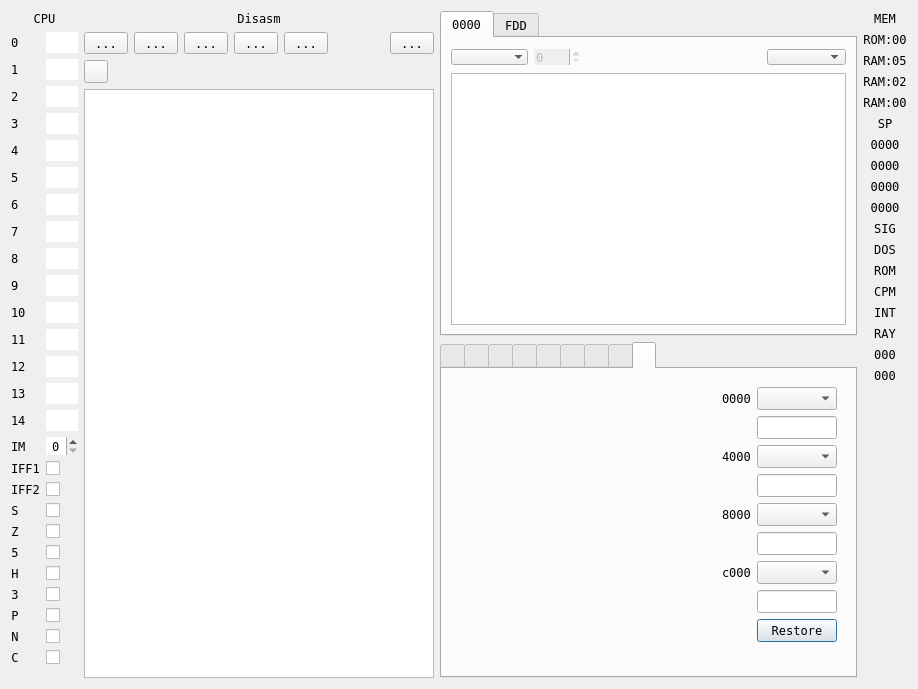
First picture: the form in ui/debuger.ui, repository samstyle/Xpeccy, before the edit.
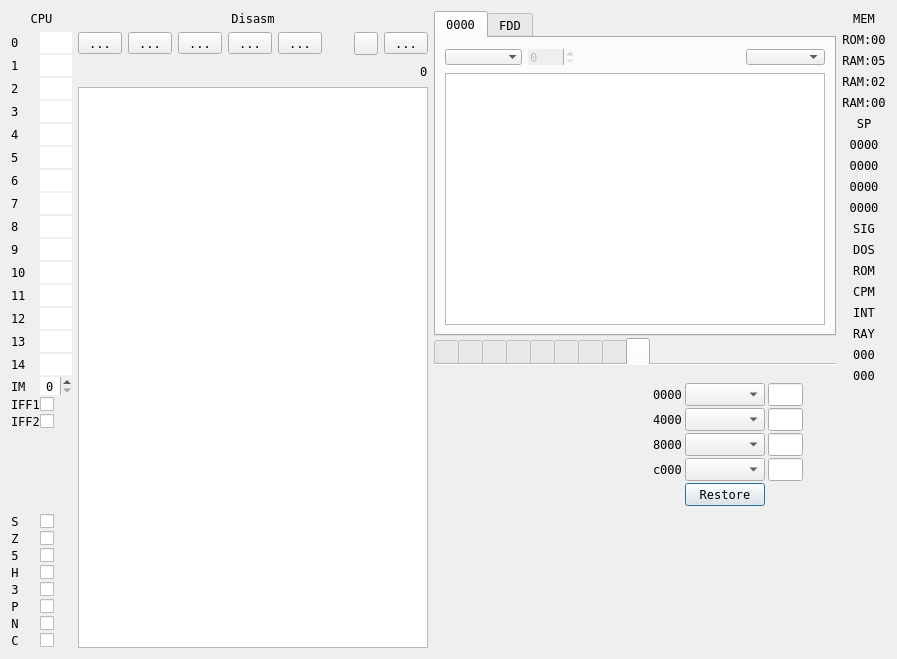
Second picture: the form after the edit. The open tabs and pages were chosen to show the change. Icons and pictures are not drawn. Custom widgets are drawn as their Qt base class.

Patch:
```diff
--- a/ui/debuger.ui
+++ b/ui/debuger.ui
@@ -6,13 +6,14 @@
    <rect>
     <x>0</x>
     <y>0</y>
-    <width>918</width>
-    <height>689</height>
+    <width>885</width>
+    <height>652</height>
    </rect>
   </property>
   <property name="font">
    <font>
     <family>DejaVu Sans Mono</family>
+    <pointsize>9</pointsize>
    </font>
   </property>
   <property name="windowTitle">
@@ -22,7 +23,10 @@
    <iconset resource="../xpeccy.qrc">
     <normaloff>:/images/bug.png</normaloff>:/images/bug.png</iconset>
   </property>
-  <layout class="QGridLayout" name="gridLayout_7" columnstretch="0,10,2,0">
+  <property name="modal">
+   <bool>true</bool>
+  </property>
+  <layout class="QGridLayout" name="gridLayout_7" columnstretch="0,10,2,1">
    <item row="0" column="0">
     <layout class="QVBoxLayout" name="verticalLayout_9" stretch="0,1">
      <item>
@@ -37,6 +41,12 @@
      </item>
      <item>
       <layout class="QFormLayout" name="formLayout">
+       <property name="horizontalSpacing">
+        <number>0</number>
+       </property>
+       <property name="verticalSpacing">
+        <number>2</number>
+       </property>
        <item row="0" column="0">
         <widget class="xLabel" name="labReg00">
          <property name="text">
@@ -318,35 +328,35 @@
          </property>
         </widget>
        </item>
-       <item row="16" column="0">
+       <item row="17" column="0">
         <widget class="QLabel" name="label_8">
          <property name="text">
           <string>IFF1</string>
          </property>
         </widget>
        </item>
-       <item row="16" column="1">
+       <item row="17" column="1">
         <widget class="QCheckBox" name="flagIFF1">
          <property name="text">
           <string/>
          </property>
         </widget>
        </item>
-       <item row="17" column="0">
+       <item row="18" column="0">
         <widget class="QLabel" name="label_11">
          <property name="text">
           <string>IFF2</string>
          </property>
         </widget>
        </item>
-       <item row="17" column="1">
+       <item row="18" column="1">
         <widget class="QCheckBox" name="flagIFF2">
          <property name="text">
           <string/>
          </property>
         </widget>
        </item>
-       <item row="18" column="0">
+       <item row="20" column="0">
         <widget class="QLabel" name="labF7">
          <property name="text">
           <string>S</string>
@@ -356,7 +366,7 @@
          </property>
         </widget>
        </item>
-       <item row="18" column="1">
+       <item row="20" column="1">
         <widget class="QCheckBox" name="cbF7">
          <property name="maximumSize">
           <size>
@@ -372,7 +382,7 @@
          </attribute>
         </widget>
        </item>
-       <item row="19" column="0">
+       <item row="21" column="0">
         <widget class="QLabel" name="labF6">
          <property name="text">
           <string>Z</string>
@@ -382,7 +392,7 @@
          </property>
         </widget>
        </item>
-       <item row="19" column="1">
+       <item row="21" column="1">
         <widget class="QCheckBox" name="cbF6">
          <property name="maximumSize">
           <size>
@@ -398,7 +408,7 @@
          </attribute>
         </widget>
        </item>
-       <item row="20" column="0">
+       <item row="22" column="0">
         <widget class="QLabel" name="labF5">
          <property name="text">
           <string>5</string>
@@ -408,7 +418,7 @@
          </property>
         </widget>
        </item>
-       <item row="20" column="1">
+       <item row="22" column="1">
         <widget class="QCheckBox" name="cbF5">
          <property name="maximumSize">
           <size>
@@ -424,7 +434,7 @@
          </attribute>
         </widget>
        </item>
-       <item row="21" column="0">
+       <item row="23" column="0">
         <widget class="QLabel" name="labF4">
          <property name="text">
           <string>H</string>
@@ -434,7 +444,7 @@
          </property>
         </widget>
        </item>
-       <item row="21" column="1">
+       <item row="23" column="1">
         <widget class="QCheckBox" name="cbF4">
          <property name="maximumSize">
           <size>
@@ -450,7 +460,7 @@
          </attribute>
         </widget>
        </item>
-       <item row="22" column="0">
+       <item row="24" column="0">
         <widget class="QLabel" name="labF3">
          <property name="text">
           <string>3</string>
@@ -460,7 +470,7 @@
          </property>
         </widget>
        </item>
-       <item row="22" column="1">
+       <item row="24" column="1">
         <widget class="QCheckBox" name="cbF3">
          <property name="maximumSize">
           <size>
@@ -476,7 +486,7 @@
          </attribute>
         </widget>
        </item>
-       <item row="23" column="0">
+       <item row="25" column="0">
         <widget class="QLabel" name="labF2">
          <property name="text">
           <string>P</string>
@@ -486,7 +496,7 @@
          </property>
         </widget>
        </item>
-       <item row="23" column="1">
+       <item row="25" column="1">
         <widget class="QCheckBox" name="cbF2">
          <property name="maximumSize">
           <size>
@@ -502,7 +512,7 @@
          </attribute>
         </widget>
        </item>
-       <item row="24" column="0">
+       <item row="26" column="0">
         <widget class="QLabel" name="labF1">
          <property name="text">
           <string>N</string>
@@ -512,7 +522,7 @@
          </property>
         </widget>
        </item>
-       <item row="24" column="1">
+       <item row="26" column="1">
         <widget class="QCheckBox" name="cbF1">
          <property name="maximumSize">
           <size>
@@ -528,7 +538,7 @@
          </attribute>
         </widget>
        </item>
-       <item row="25" column="0">
+       <item row="27" column="0">
         <widget class="QLabel" name="labF0">
          <property name="text">
           <string>C</string>
@@ -538,7 +548,7 @@
          </property>
         </widget>
        </item>
-       <item row="25" column="1">
+       <item row="27" column="1">
         <widget class="QCheckBox" name="cbF0">
          <property name="maximumSize">
           <size>
@@ -554,6 +564,19 @@
          </attribute>
         </widget>
        </item>
+       <item row="19" column="1">
+        <spacer name="verticalSpacer_12">
+         <property name="orientation">
+          <enum>Qt::Vertical</enum>
+         </property>
+         <property name="sizeHint" stdset="0">
+          <size>
+           <width>20</width>
+           <height>40</height>
+          </size>
+         </property>
+        </spacer>
+       </item>
       </layout>
      </item>
     </layout>
@@ -871,24 +894,6 @@
         </spacer>
        </item>
        <item>
-        <widget class="QToolButton" name="tbSaveDasm">
-         <property name="text">
-          <string>...</string>
-         </property>
-         <property name="icon">
-          <iconset resource="../xpeccy.qrc">
-           <normaloff>:/images/floppy.png</normaloff>:/images/floppy.png</iconset>
-         </property>
-         <property name="popupMode">
-          <enum>QToolButton::InstantPopup</enum>
-         </property>
-        </widget>
-       </item>
-      </layout>
-     </item>
-     <item>
-      <layout class="QHBoxLayout" name="horizontalLayout_5">
-       <item>
         <widget class="QToolButton" name="tbRefresh">
          <property name="toolTip">
           <string>Reload snapshot &amp; labels</string>
@@ -903,12 +908,40 @@
         </widget>
        </item>
        <item>
+        <widget class="QToolButton" name="tbSaveDasm">
+         <property name="text">
+          <string>...</string>
+         </property>
+         <property name="icon">
+          <iconset resource="../xpeccy.qrc">
+           <normaloff>:/images/floppy.png</normaloff>:/images/floppy.png</iconset>
+         </property>
+         <property name="popupMode">
+          <enum>QToolButton::InstantPopup</enum>
+         </property>
+        </widget>
+       </item>
+      </layout>
+     </item>
+     <item>
+      <layout class="QHBoxLayout" name="horizontalLayout_5">
+       <item>
+        <spacer name="horizontalSpacer_7">
+         <property name="orientation">
+          <enum>Qt::Horizontal</enum>
+         </property>
+         <property name="sizeHint" stdset="0">
+          <size>
+           <width>40</width>
+           <height>20</height>
+          </size>
+         </property>
+        </spacer>
+       </item>
+       <item>
         <widget class="QLabel" name="labTcount">
          <property name="text">
-          <string/>
-         </property>
-         <property name="alignment">
-          <set>Qt::AlignRight|Qt::AlignTrailing|Qt::AlignVCenter</set>
+          <string>0</string>
          </property>
         </widget>
        </item>
@@ -916,6 +949,12 @@
      </item>
      <item>
       <widget class="xDisasmTable" name="dasmTable">
+       <property name="sizePolicy">
+        <sizepolicy hsizetype="Expanding" vsizetype="MinimumExpanding">
+         <horstretch>0</horstretch>
+         <verstretch>0</verstretch>
+        </sizepolicy>
+       </property>
        <property name="minimumSize">
         <size>
          <width>350</width>
@@ -925,6 +964,7 @@
        <property name="font">
         <font>
          <family>DejaVu Sans Mono</family>
+         <pointsize>9</pointsize>
         </font>
        </property>
        <property name="contextMenuPolicy">
@@ -971,7 +1011,10 @@
     </layout>
    </item>
    <item row="0" column="2">
-    <layout class="QVBoxLayout" name="verticalLayout_4" stretch="0,0">
+    <layout class="QVBoxLayout" name="verticalLayout_4" stretch="10,0">
+     <property name="spacing">
+      <number>2</number>
+     </property>
      <item>
       <widget class="QTabWidget" name="tabsDump">
        <property name="currentIndex">
@@ -1049,11 +1092,6 @@
              <height>0</height>
             </size>
            </property>
-           <property name="font">
-            <font>
-             <family>DejaVu Sans Mono</family>
-            </font>
-           </property>
            <property name="contextMenuPolicy">
             <enum>Qt::CustomContextMenu</enum>
            </property>
@@ -1237,6 +1275,15 @@
        <property name="currentIndex">
         <number>0</number>
        </property>
+       <property name="documentMode">
+        <bool>true</bool>
+       </property>
+       <property name="movable">
+        <bool>true</bool>
+       </property>
+       <property name="tabBarAutoHide">
+        <bool>false</bool>
+       </property>
        <widget class="QWidget" name="scrTab">
         <attribute name="icon">
          <iconset resource="../xpeccy.qrc">
@@ -2731,50 +2778,69 @@
         </attribute>
         <layout class="QHBoxLayout" name="horizontalLayout_9">
          <item>
-          <widget class="QLabel" name="labMemMap">
-           <property name="sizePolicy">
-            <sizepolicy hsizetype="Fixed" vsizetype="Fixed">
-             <horstretch>0</horstretch>
-             <verstretch>0</verstretch>
-            </sizepolicy>
+          <layout class="QVBoxLayout" name="verticalLayout_14">
+           <property name="rightMargin">
+            <number>3</number>
            </property>
-           <property name="minimumSize">
-            <size>
-             <width>256</width>
-             <height>256</height>
-            </size>
-           </property>
-           <property name="text">
-            <string/>
-           </property>
-          </widget>
+           <item>
+            <widget class="QLabel" name="labMemMap">
+             <property name="enabled">
+              <bool>true</bool>
+             </property>
+             <property name="sizePolicy">
+              <sizepolicy hsizetype="Fixed" vsizetype="Fixed">
+               <horstretch>0</horstretch>
+               <verstretch>0</verstretch>
+              </sizepolicy>
+             </property>
+             <property name="minimumSize">
+              <size>
+               <width>192</width>
+               <height>192</height>
+              </size>
+             </property>
+             <property name="maximumSize">
+              <size>
+               <width>192</width>
+               <height>192</height>
+              </size>
+             </property>
+             <property name="text">
+              <string/>
+             </property>
+            </widget>
+           </item>
+           <item>
+            <spacer name="verticalSpacer_13">
+             <property name="orientation">
+              <enum>Qt::Vertical</enum>
+             </property>
+             <property name="sizeHint" stdset="0">
+              <size>
+               <width>20</width>
+               <height>40</height>
+              </size>
+             </property>
+            </spacer>
+           </item>
+          </layout>
          </item>
          <item>
           <widget class="QWidget" name="widBank" native="true">
            <layout class="QGridLayout" name="gridLayout_10">
-            <item row="0" column="0">
-             <widget class="QLabel" name="label_28">
+            <property name="horizontalSpacing">
+             <number>3</number>
+            </property>
+            <property name="verticalSpacing">
+             <number>2</number>
+            </property>
+            <item row="6" column="0">
+             <widget class="QLabel" name="label_60">
               <property name="text">
-               <string>0000</string>
+               <string>c000</string>
               </property>
              </widget>
             </item>
-            <item row="1" column="1">
-             <widget class="xHexSpin" name="numBank0"/>
-            </item>
-            <item row="7" column="1">
-             <widget class="xHexSpin" name="numBank3"/>
-            </item>
-            <item row="2" column="0">
-             <widget class="QLabel" name="label_48">
-              <property name="text">
-               <string>4000</string>
-              </property>
-             </widget>
-            </item>
-            <item row="5" column="1">
-             <widget class="xHexSpin" name="numBank2"/>
-            </item>
             <item row="9" column="1">
              <spacer name="verticalSpacer_11">
               <property name="orientation">
@@ -2791,31 +2857,15 @@
             <item row="6" column="1">
              <widget class="QComboBox" name="cbBank3"/>
             </item>
-            <item row="6" column="0">
-             <widget class="QLabel" name="label_60">
-              <property name="text">
-               <string>c000</string>
-              </property>
-             </widget>
-            </item>
-            <item row="3" column="1">
-             <widget class="xHexSpin" name="numBank1"/>
-            </item>
-            <item row="4" column="0">
-             <widget class="QLabel" name="label_55">
-              <property name="text">
-               <string>8000</string>
-              </property>
-             </widget>
-            </item>
-            <item row="4" column="1">
-             <widget class="QComboBox" name="cbBank2"/>
-            </item>
             <item row="2" column="1">
              <widget class="QComboBox" name="cbBank1"/>
             </item>
             <item row="0" column="1">
-             <widget class="QComboBox" name="cbBank0"/>
+             <widget class="QComboBox" name="cbBank0">
+              <property name="frame">
+               <bool>true</bool>
+              </property>
+             </widget>
             </item>
             <item row="8" column="1">
              <widget class="QPushButton" name="pbRestMemMap">
@@ -2824,6 +2874,42 @@
               </property>
              </widget>
             </item>
+            <item row="2" column="0">
+             <widget class="QLabel" name="label_48">
+              <property name="text">
+               <string>4000</string>
+              </property>
+             </widget>
+            </item>
+            <item row="4" column="0">
+             <widget class="QLabel" name="label_55">
+              <property name="text">
+               <string>8000</string>
+              </property>
+             </widget>
+            </item>
+            <item row="0" column="0">
+             <widget class="QLabel" name="label_28">
+              <property name="text">
+               <string>0000</string>
+              </property>
+             </widget>
+            </item>
+            <item row="4" column="1">
+             <widget class="QComboBox" name="cbBank2"/>
+            </item>
+            <item row="0" column="2">
+             <widget class="xHexSpin" name="numBank0"/>
+            </item>
+            <item row="2" column="2">
+             <widget class="xHexSpin" name="numBank1"/>
+            </item>
+            <item row="4" column="2">
+             <widget class="xHexSpin" name="numBank2"/>
+            </item>
+            <item row="6" column="2">
+             <widget class="xHexSpin" name="numBank3"/>
+            </item>
            </layout>
           </widget>
          </item>
```
